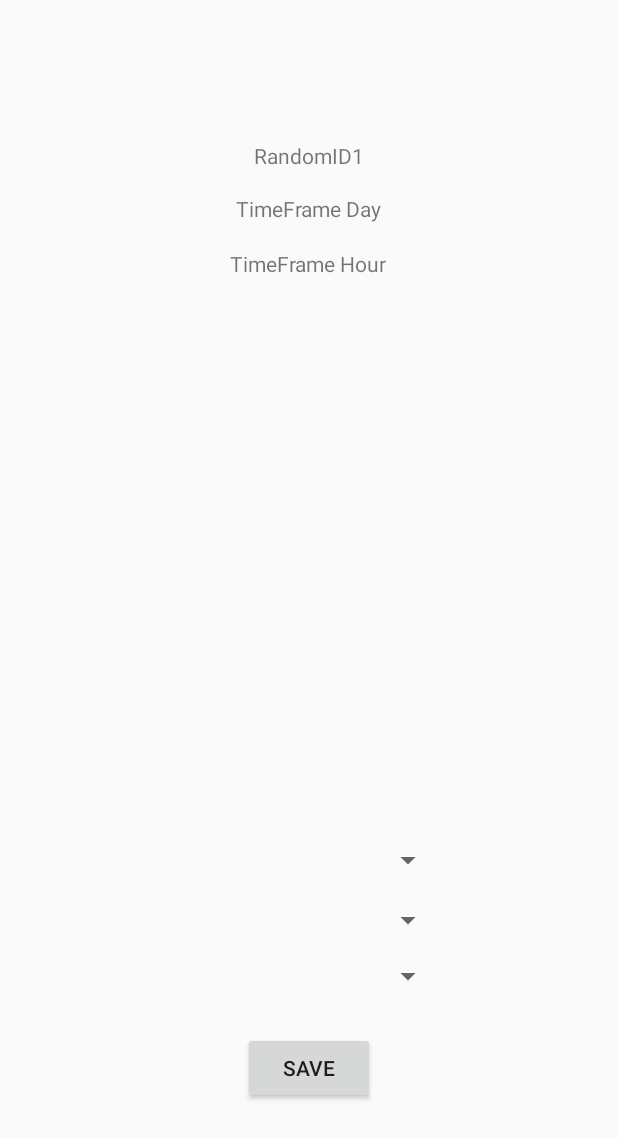
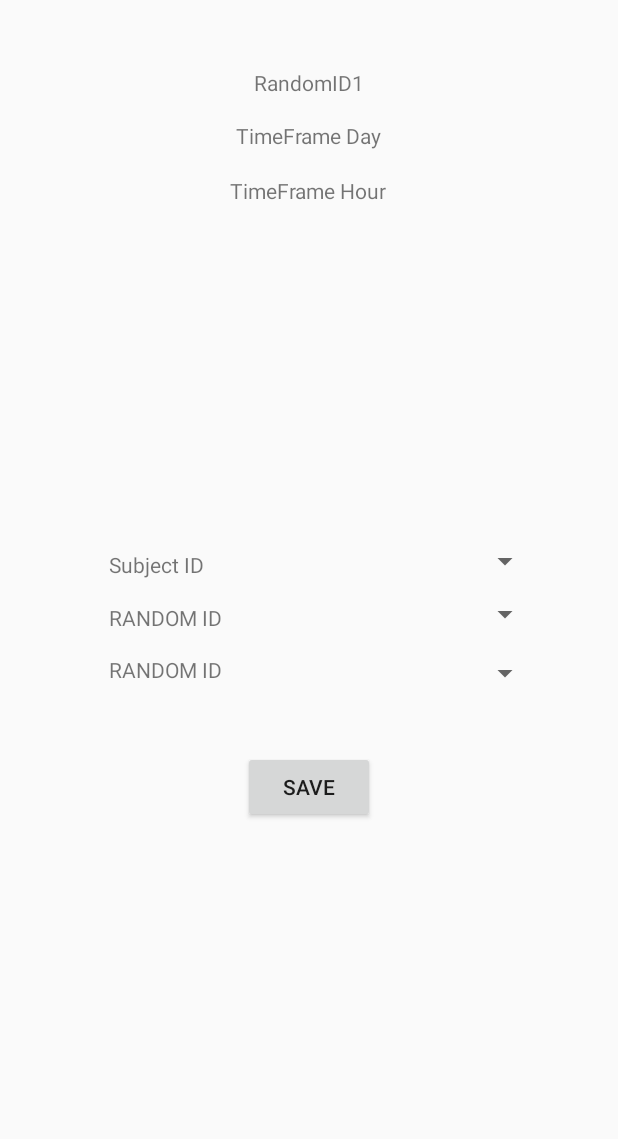
Before and after one commit to UmarZaii/Uni4Life, an Android app: the layout dptad_frg_ttedit.xml on its own in the app's theme, with its tools: preview values and no code run, on a phone screen of 412 x 824 dp. Shown: the top 1139 px of the screen. Run offline under Robolectric (Android 15) with nearby library versions, the phone set to English and light mode, and no system bars.

Commit message:
update function

```diff
--- a/app/src/main/java/com/umarzaii/uni4life/Activity/DeptAdmin/DptAdmFrgTTView.java
+++ b/app/src/main/java/com/umarzaii/uni4life/Activity/DeptAdmin/DptAdmFrgTTView.java
@@ -202,6 +202,8 @@ public class DptAdmFrgTTView extends Fragment implements View.OnClickListener {
         final Map<String, Object> dataMapCL = new HashMap<String, Object>();
         dataMapCL.put(timeID, ttMapper.classLocationToMap());
         tblTimeFrame.getLCDay(classLocationID,dayID).updateChildren(dataMapCL);
+
+        frgController.popBackStack("TTView");
     }
 
     private void goToTTEdit() {
@@ -213,6 +215,6 @@ public class DptAdmFrgTTView extends Fragment implements View.OnClickListener {
         bundle.putString("lecturerID", lecturerID);
         bundle.putString("userClassID", userClassID);
         bundle.putString("classLocationID", classLocationID);
-        frgController.stackFragment(new DptAdmFrgTTView(), R.id.dptAdContentMain, bundle, "TimeFrameDetails");
+        frgController.stackFragment(new DptAdmFrgTTEdit(), R.id.dptAdContentMain, bundle, "TTEdit");
     }
 }
--- a/app/src/main/java/com/umarzaii/uni4life/Activity/DeptAdmin/DptAdmFrgUCAdd.java
+++ b/app/src/main/java/com/umarzaii/uni4life/Activity/DeptAdmin/DptAdmFrgUCAdd.java
@@ -106,6 +106,7 @@ public class DptAdmFrgUCAdd extends Fragment implements
         switch(view.getId()){
             case R.id.spnSemesterID:
                 semesterID = parent.getItemAtPosition(position).toString();
+                Toast.makeText(getActivity(), "hi", Toast.LENGTH_SHORT).show();
                 break;
             default:
                 break;
@@ -170,6 +171,9 @@ public class DptAdmFrgUCAdd extends Fragment implements
         if (TextUtils.isEmpty(userClassID)) {
             Toast.makeText(getActivity(), "Please input user class ID", Toast.LENGTH_SHORT).show();
             return false;
+        } else if (TextUtils.isEmpty(semesterID)) {
+            Toast.makeText(getActivity(), "Please choose semester", Toast.LENGTH_SHORT).show();
+            return false;
         } else {
             return true;
         }
@@ -193,6 +197,6 @@ public class DptAdmFrgUCAdd extends Fragment implements
         dataMapTt.put(userClassID, ttMapper.timeTableInit(DBConstants.tblUserClass));
         tblTimeFrame.getTblUserClass().updateChildren(dataMapTt);
 
-        fragmentController.popBackStack("ScanLect");
+        fragmentController.popBackStack("Add UC");
     }
 }
--- a/app/src/main/res/layout/dptad_frg_ttedit.xml
+++ b/app/src/main/res/layout/dptad_frg_ttedit.xml
@@ -1,14 +1,16 @@
 <?xml version="1.0" encoding="utf-8"?>
-<RelativeLayout xmlns:android="http://schemas.android.com/apk/res/android"
-    android:orientation="vertical" android:layout_width="match_parent"
+<RelativeLayout
+    xmlns:android="http://schemas.android.com/apk/res/android"
+    android:orientation="vertical"
+    android:layout_width="match_parent"
     android:layout_height="match_parent">
 
     <TextView
-        android:id="@+id/txtRandomIDInfo"
+        android:id="@+id/txtRandomID"
         android:layout_width="wrap_content"
         android:layout_height="wrap_content"
         android:text="RandomID1"
-        android:layout_marginTop="94dp"
+        android:layout_marginTop="45dp"
         android:layout_alignParentTop="true"
         android:layout_centerHorizontal="true" />
 
@@ -18,7 +20,7 @@
         android:layout_height="wrap_content"
         android:text="TimeFrame Day"
         android:layout_marginTop="16dp"
-        android:layout_below="@+id/txtRandomIDInfo"
+        android:layout_below="@+id/txtRandomID"
         android:layout_centerHorizontal="true" />
 
     <TextView
@@ -30,39 +32,71 @@
         android:layout_below="@+id/txtTTDayID"
         android:layout_centerHorizontal="true" />
 
-    <Spinner
-        android:id="@+id/spnSubjecIDInfo"
-        android:layout_width="180dp"
+    <TextView
+        android:id="@+id/lblSubjectID"
+        android:layout_width="wrap_content"
         android:layout_height="wrap_content"
+        android:text="Subject ID"
         android:layout_marginBottom="16dp"
-        android:layout_above="@+id/spnRandomID2Info"
-        android:layout_centerHorizontal="true" />
+        android:layout_above="@+id/lblRandomID2"
+        android:layout_toLeftOf="@+id/txtTTHourID"
+        android:layout_toStartOf="@+id/txtTTHourID"
+        android:layout_marginRight="17dp"
+        android:layout_marginEnd="17dp" />
 
     <Spinner
-        android:id="@+id/spnRandomID2Info"
-        android:layout_width="180dp"
+        android:id="@+id/spnSubjectID"
+        android:layout_width="120dp"
         android:layout_height="wrap_content"
-        android:layout_alignBottom="@+id/spnRandomID3Info"
-        android:layout_alignLeft="@+id/spnSubjecIDInfo"
-        android:layout_alignStart="@+id/spnSubjecIDInfo"
-        android:layout_marginBottom="37dp" />
+        android:layout_marginRight="51dp"
+        android:layout_marginEnd="51dp"
+        android:layout_alignBottom="@+id/lblSubjectID"
+        android:layout_alignParentRight="true"
+        android:layout_alignParentEnd="true" />
+
+    <TextView
+        android:id="@+id/lblRandomID2"
+        android:layout_width="wrap_content"
+        android:layout_height="wrap_content"
+        android:text="RANDOM ID"
+        android:layout_centerVertical="true"
+        android:layout_alignLeft="@+id/lblSubjectID"
+        android:layout_alignStart="@+id/lblSubjectID" />
+
 
     <Spinner
-        android:id="@+id/spnRandomID3Info"
-        android:layout_width="180dp"
+        android:id="@+id/spnRandomID2"
+        android:layout_width="120dp"
         android:layout_height="wrap_content"
-        android:layout_above="@+id/btnSaveTimeFrame"
-        android:layout_alignLeft="@+id/spnRandomID2Info"
-        android:layout_alignStart="@+id/spnRandomID2Info"
-        android:layout_marginBottom="25dp" />
+        android:layout_alignBottom="@+id/lblRandomID2"
+        android:layout_alignLeft="@+id/spnSubjectID"
+        android:layout_alignStart="@+id/spnSubjectID" />
+
+    <TextView
+        android:id="@+id/lblRandomID3"
+        android:layout_width="wrap_content"
+        android:layout_height="wrap_content"
+        android:text="RANDOM ID"
+        android:layout_alignTop="@+id/spnRandomID3"
+        android:layout_alignLeft="@+id/lblRandomID2"
+        android:layout_alignStart="@+id/lblRandomID2" />
+
+    <Spinner
+        android:id="@+id/spnRandomID3"
+        android:layout_width="120dp"
+        android:layout_height="wrap_content"
+        android:layout_marginTop="15dp"
+        android:layout_below="@+id/spnRandomID2"
+        android:layout_alignLeft="@+id/spnRandomID2"
+        android:layout_alignStart="@+id/spnRandomID2" />
 
     <Button
-        android:id="@+id/btnSaveTimeFrame"
+        android:id="@+id/btnTTSave"
         android:layout_width="wrap_content"
         android:layout_height="wrap_content"
         android:text="SAVE"
-        android:layout_marginBottom="88dp"
-        android:layout_alignParentBottom="true"
-        android:layout_centerHorizontal="true" />
+        android:layout_below="@+id/spnRandomID3"
+        android:layout_centerHorizontal="true"
+        android:layout_marginTop="40dp" />
 
 </RelativeLayout>
```
Also changed, not shown: app/src/main/java/com/umarzaii/uni4life/Activity/DeptAdmin/DptAdmFrgTTEdit.java (added, +261 -0 lines), app/src/main/java/com/umarzaii/uni4life/Activity/DeptAdmin/DptAdmFrgTTList.java (+7 -11 lines), app/src/main/java/com/umarzaii/uni4life/Activity/DeptAdmin/DptAdmFrgUCList.java (+1 -8 lines), app/src/main/res/layout/rvitem_uclist.xml (+0 -8 lines).
